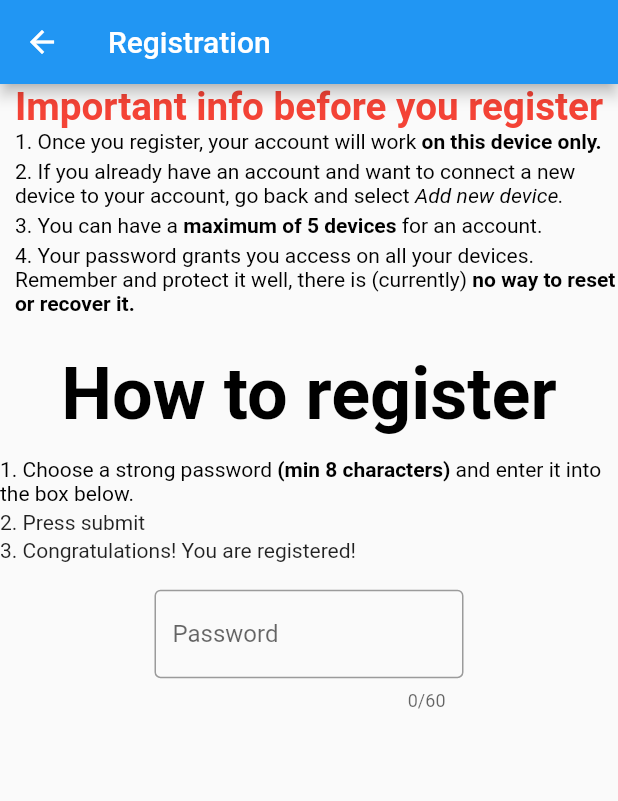
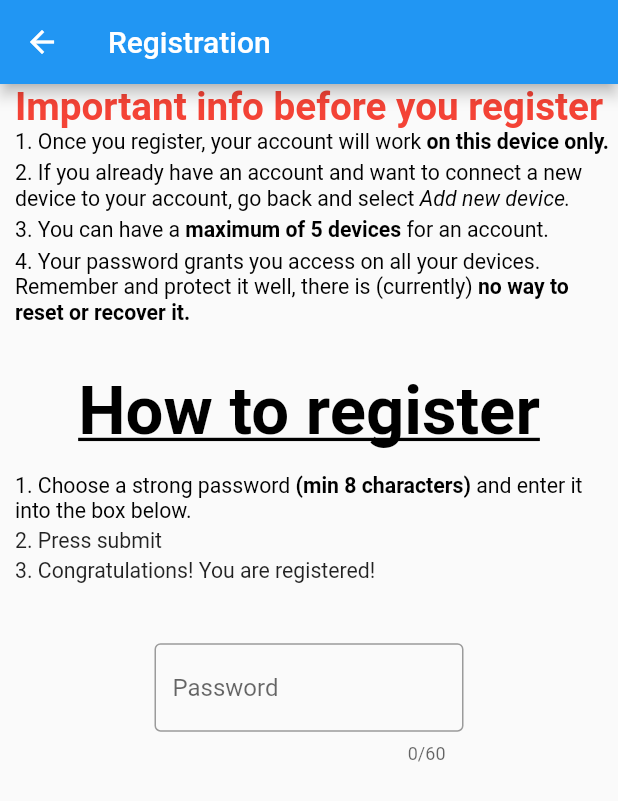
Before and after one commit to MisterL2/EmergencyMessenger, a Flutter app: the RegisterPage screen opened by its route, on a phone screen of 412 x 824 dp. Shown: the top 801 px of the screen. Run offline on Flutter 3.47's test engine with Material 2 defaults, Android fonts, the phone set to English and light mode, and no system bars.

Commit message:
Made Fontsize dynamic

```diff
--- a/Emergency Messenger Client/emergency_messenger_client/lib/pages/public/RegisterPage.dart
+++ b/Emergency Messenger Client/emergency_messenger_client/lib/pages/public/RegisterPage.dart
@@ -15,9 +15,14 @@ class RegisterPageState extends State<RegisterPage> {
   final passwordFieldController = TextEditingController();
   bool error = false;
   String errorMessage;
+  Size size;
+  double fontSize;
 
   @override
   Widget build(BuildContext context) {
+    size = MediaQuery.of(context).size;
+    fontSize = 8 + (size.height+size.width)/200;
+    print(size);
     return Scaffold(
       appBar: AppBar(
         title: Text("Registration"),
@@ -91,7 +96,7 @@ class RegisterPageState extends State<RegisterPage> {
 
   Widget _buildInfo() {
     return Container(
-      margin: EdgeInsets.only(left: 10, bottom: 20),
+      margin: EdgeInsets.only(left: 10, bottom: size.height/30),
       alignment: Alignment.topLeft,
       child: Column(crossAxisAlignment: CrossAxisAlignment.start, children: [
         Padding(
@@ -99,11 +104,11 @@ class RegisterPageState extends State<RegisterPage> {
           child: RichText(
             text: TextSpan(
                 text: "1. Once you register, your account will work ",
-                style: TextStyle(color: Colors.black),
+                style: TextStyle(color: Colors.black, fontSize: fontSize),
                 children: [
                   TextSpan(
                     text: "on this device only.",
-                    style: TextStyle(color: Colors.black, fontWeight: FontWeight.bold),
+                    style: TextStyle(color: Colors.black, fontSize: fontSize, fontWeight: FontWeight.bold),
                   ),
                 ]),
           ),
@@ -113,11 +118,11 @@ class RegisterPageState extends State<RegisterPage> {
           child: RichText(
             text: TextSpan(
                 text: "2. If you already have an account and want to connect a new device to your account, go back and select ",
-                style: TextStyle(color: Colors.black),
+                style: TextStyle(color: Colors.black, fontSize: fontSize),
                 children: [
                   TextSpan(
                     text: "Add new device.",
-                    style: TextStyle(color: Colors.black, fontStyle: FontStyle.italic),
+                    style: TextStyle(color: Colors.black, fontSize: fontSize, fontStyle: FontStyle.italic),
                   ),
                 ]),
           ),
@@ -127,15 +132,15 @@ class RegisterPageState extends State<RegisterPage> {
           child: RichText(
             text: TextSpan(
                 text: "3. You can have a ",
-                style: TextStyle(color: Colors.black),
+                style: TextStyle(color: Colors.black, fontSize: fontSize,),
                 children: [
                   TextSpan(
                     text: "maximum of 5 devices ",
-                    style: TextStyle(color: Colors.black, fontWeight: FontWeight.bold),
+                    style: TextStyle(color: Colors.black, fontSize: fontSize, fontWeight: FontWeight.bold),
                   ),
                   TextSpan(
                     text: "for an account.",
-                    style: TextStyle(color: Colors.black),
+                    style: TextStyle(color: Colors.black, fontSize: fontSize),
                   ),
                 ]),
           ),
@@ -145,11 +150,11 @@ class RegisterPageState extends State<RegisterPage> {
           child: RichText(
             text: TextSpan(
                 text: "4. Your password grants you access on all your devices. Remember and protect it well, there is (currently) ",
-                style: TextStyle(color: Colors.black),
+                style: TextStyle(color: Colors.black, fontSize: fontSize),
                 children: [
                   TextSpan(
                     text: "no way to reset or recover it.",
-                    style: TextStyle(color: Colors.black, fontWeight: FontWeight.bold),
+                    style: TextStyle(color: Colors.black, fontSize: fontSize, fontWeight: FontWeight.bold),
                   ),
                 ]),
           ),
@@ -165,14 +170,15 @@ class RegisterPageState extends State<RegisterPage> {
           style: TextStyle(
                   color: Colors.black,
                   fontWeight: FontWeight.bold,
-                  fontSize: 24)
+                  fontSize: 2*(fontSize-3),
+                  decoration: TextDecoration.underline)
               .apply(fontSizeFactor: 2.0)),
     );
   }
 
   Widget _buildInstructions() {
     return Container(
-      margin: const EdgeInsets.only(bottom: 15),
+      margin: EdgeInsets.only(left: 10, bottom: size.height/20 - 5),
       child: Column(
         crossAxisAlignment: CrossAxisAlignment.start,
         children: [
@@ -181,15 +187,15 @@ class RegisterPageState extends State<RegisterPage> {
             child: RichText(
               text: TextSpan(
                 text: "1. Choose a strong password ",
-                style: TextStyle(color: Colors.black),
+                style: TextStyle(color: Colors.black, fontSize: fontSize),
                 children: [
                   TextSpan(
                     text: "(min 8 characters)",
-                    style: TextStyle(color: Colors.black, fontWeight: FontWeight.bold),
+                    style: TextStyle(color: Colors.black, fontSize: fontSize, fontWeight: FontWeight.bold),
                   ),
                   TextSpan(
                     text: " and enter it into the box below.",
-                    style: TextStyle(color: Colors.black),
+                    style: TextStyle(color: Colors.black, fontSize: fontSize),
                   )
                 ],
               ),
@@ -197,11 +203,17 @@ class RegisterPageState extends State<RegisterPage> {
           ),
           Padding(
             padding: EdgeInsets.only(bottom: 3),
-            child: Text("2. Press submit"),
+            child: Text(
+              "2. Press submit",
+              style: TextStyle(fontSize: fontSize),
+            ),
           ),
           Padding(
             padding: EdgeInsets.only(bottom: 3),
-            child: Text("3. Congratulations! You are registered!"),
+            child: Text(
+                "3. Congratulations! You are registered!",
+                style: TextStyle(fontSize: fontSize),
+            ),
           ),
         ],
       ),
```
